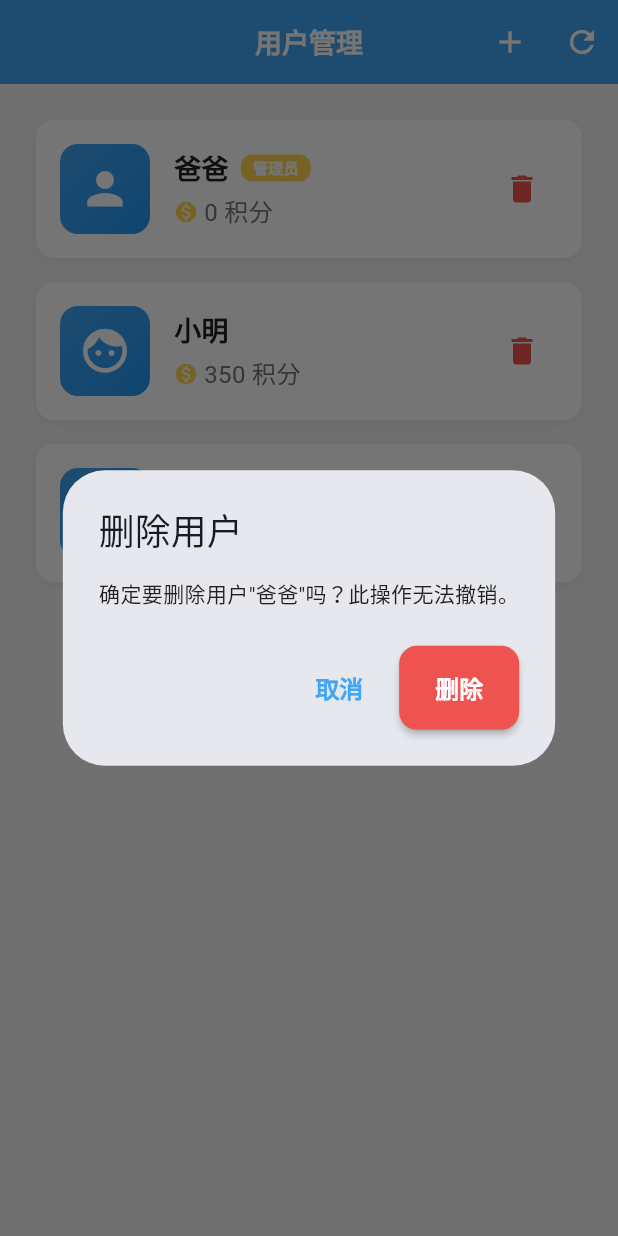
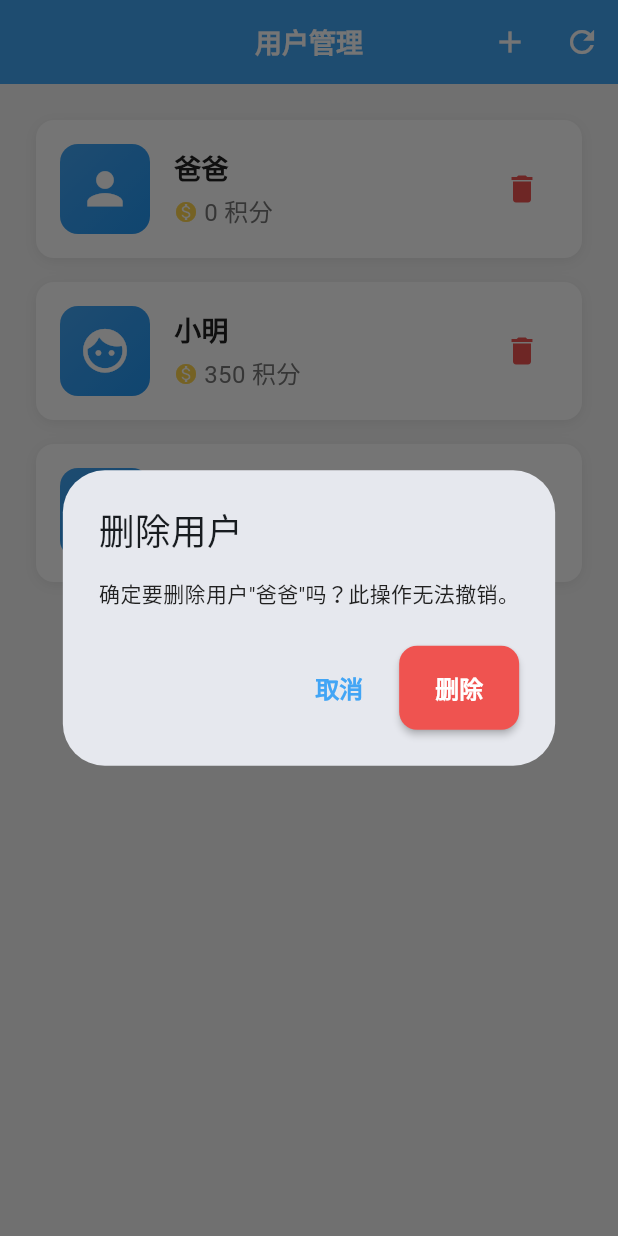
Before and after one commit to riceFun/magic_lamp, a Flutter app: the UserListPage screen opened by its route, after a tap on the "delete" icon, on a phone screen of 412 x 824 dp. Run offline on Flutter 3.47's test engine with Material 3 defaults, Android fonts, the phone set to English and light mode, and no system bars; our stand-ins replace flutter_easyloading, go_router, shared_preferences, sqflite; accounts and stored records are empty.

Commit message:
feat： app func

```diff
--- a/lib/data/models/user.dart
+++ b/lib/data/models/user.dart
@@ -22,7 +22,7 @@ class User {
         updatedAt = updatedAt ?? DateTime.now();
 
   /// 是否是管理员
-  bool get isAdmin => role == 'admin';
+  // bool get isAdmin => role == 'admin';
 
   /// 是否是儿童用户
   bool get isChild => role == 'child';
--- a/lib/pages/login/login_page.dart
+++ b/lib/pages/login/login_page.dart
@@ -185,10 +185,7 @@ class _LoginPageState extends State<LoginPage> {
                                   width: 60,
                                   height: 60,
                                   decoration: BoxDecoration(
-                                    color: user.isAdmin
-                                        ? AppTheme.accentOrange
-                                            .withValues(alpha: 0.2)
-                                        : AppTheme.primaryLightColor
+                                    color: AppTheme.primaryLightColor
                                             .withValues(alpha: 0.3),
                                     borderRadius: BorderRadius.circular(
                                       AppTheme.radiusMedium,
@@ -197,9 +194,7 @@ class _LoginPageState extends State<LoginPage> {
                                   child: Icon(
                                     _getAvatarIcon(user.avatar),
                                     size: 36,
-                                    color: user.isAdmin
-                                        ? AppTheme.accentOrange
-                                        : AppTheme.primaryColor,
+                                    color: AppTheme.primaryColor,
                                   ),
                                 ),
                                 const SizedBox(width: AppTheme.spacingMedium),
@@ -220,35 +215,6 @@ class _LoginPageState extends State<LoginPage> {
                                               color: AppTheme.textPrimaryColor,
                                             ),
                                           ),
-                                          if (user.isAdmin) ...[
-                                            const SizedBox(
-                                                width:
-                                                    AppTheme.spacingSmall),
-                                            Container(
-                                              padding:
-                                                  const EdgeInsets.symmetric(
-                                                horizontal:
-                                                    AppTheme.spacingSmall,
-                                                vertical: 2,
-                                              ),
-                                              decoration: BoxDecoration(
-                                                color: AppTheme.accentOrange,
-                                                borderRadius:
-                                                    BorderRadius.circular(
-                                                  AppTheme.radiusSmall,
-                                                ),
-                                              ),
-                                              child: const Text(
-                                                '管理员',
-                                                style: TextStyle(
-                                                  fontSize:
-                                                      AppTheme.fontSizeXSmall,
-                                                  color: Colors.white,
-                                                  fontWeight: FontWeight.bold,
-                                                ),
-                                              ),
-                                            ),
-                                          ],
                                         ],
                                       ),
                                       const SizedBox(height: 4),
--- a/lib/pages/user/user_list_page.dart
+++ b/lib/pages/user/user_list_page.dart
@@ -236,33 +236,6 @@ class _UserListPageState extends State<UserListPage> {
                                             color: AppTheme.textPrimaryColor,
                                           ),
                                         ),
-                                        if (user.isAdmin) ...[
-                                          SizedBox(
-                                              width: AppTheme.spacingSmall),
-                                          Container(
-                                            padding: EdgeInsets.symmetric(
-                                              horizontal:
-                                                  AppTheme.spacingSmall,
-                                              vertical: 2,
-                                            ),
-                                            decoration: BoxDecoration(
-                                              color: AppTheme.accentYellow,
-                                              borderRadius:
-                                                  BorderRadius.circular(
-                                                AppTheme.radiusSmall,
-                                              ),
-                                            ),
-                                            child: Text(
-                                              '管理员',
-                                              style: TextStyle(
-                                                fontSize:
-                                                    AppTheme.fontSizeXSmall,
-                                                color: Colors.white,
-                                                fontWeight: FontWeight.bold,
-                                              ),
-                                            ),
-                                          ),
-                                        ],
                                         if (isCurrentUser) ...[
                                           SizedBox(
                                               width: AppTheme.spacingSmall),
--- a/lib/providers/user_provider.dart
+++ b/lib/providers/user_provider.dart
@@ -26,7 +26,7 @@ class UserProvider extends ChangeNotifier {
   bool get isLoading => _isLoading;
   String? get errorMessage => _errorMessage;
   bool get isLoggedIn => _currentUser != null;
-  bool get isAdmin => _currentUser?.isAdmin ?? false;
+  // bool get isAdmin => _currentUser?.isAdmin ?? false;
   bool get isChild => _currentUser?.isChild ?? true;
 
   /// 初始化 - 从SharedPreferences恢复登录状态
```
